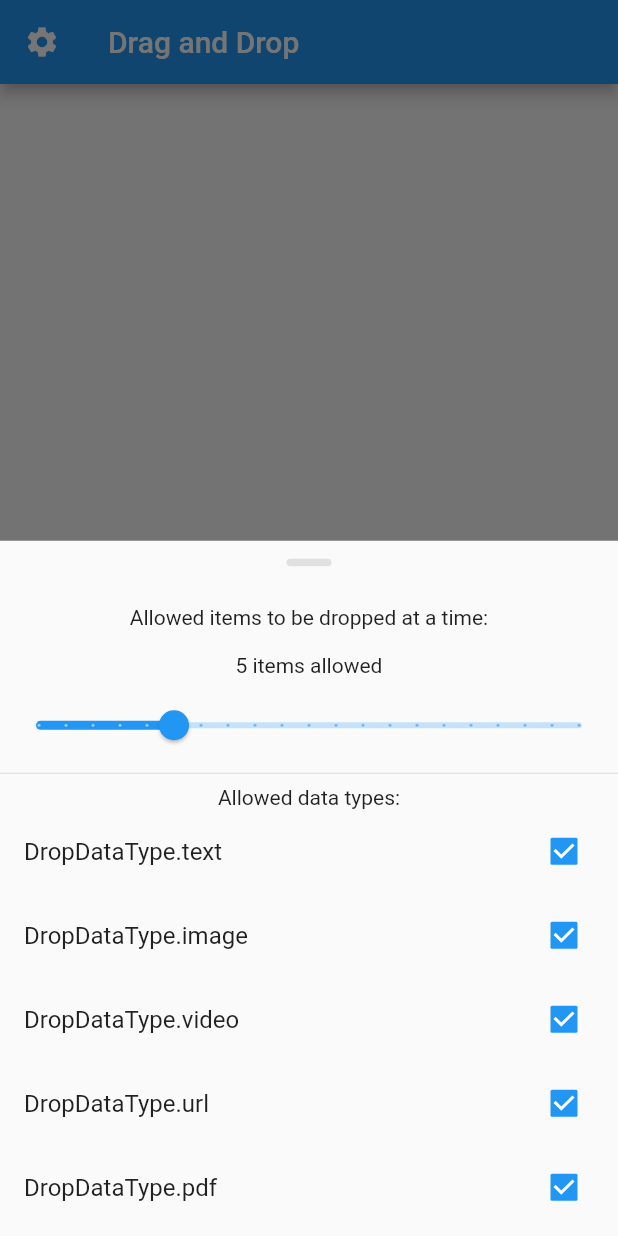
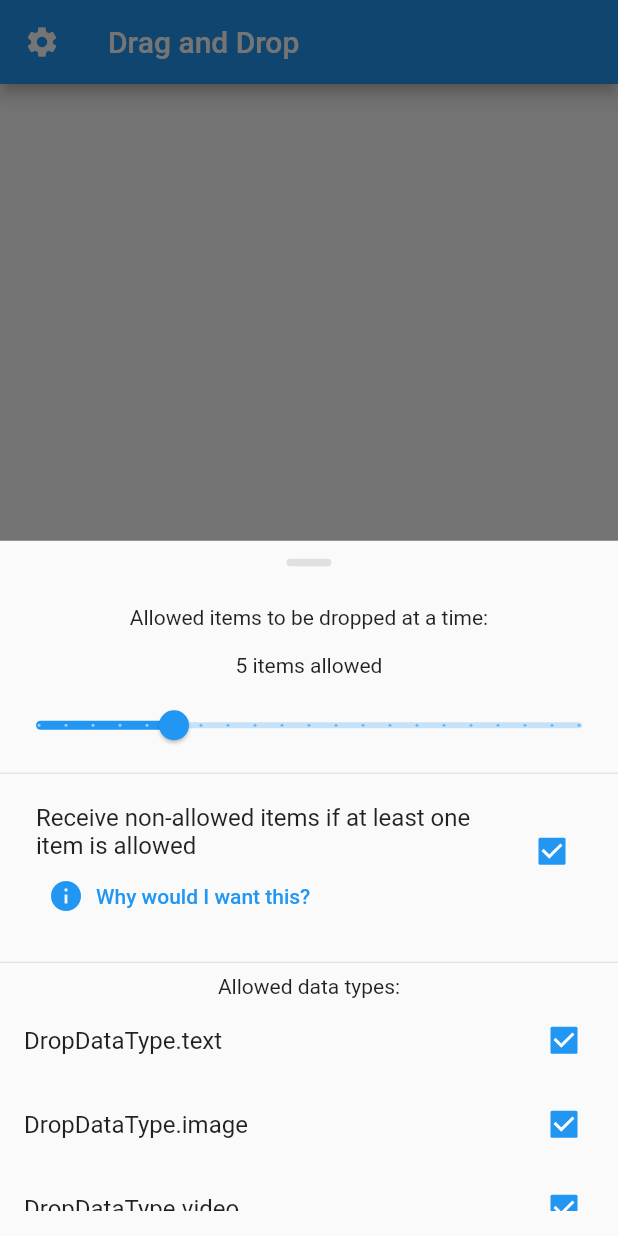
Before and after one commit to alexrabin/FlutterNativeDragAndDrop, a Flutter app: the screen it shows after launch, after a tap on the "settings" icon, on a phone screen of 412 x 824 dp. Run offline on Flutter 3.47's test engine with Material 2 defaults, Android fonts, the phone set to English and light mode, and no system bars.

Commit message:
Updated example and read me

```diff
--- a/example/lib/src/home_view.dart
+++ b/example/lib/src/home_view.dart
@@ -1,3 +1,4 @@
+import 'dart:math';
 import 'package:flutter/material.dart';
 import 'package:native_drag_n_drop/native_drag_n_drop.dart';
 import 'package:native_drag_n_drop_example/src/dropped_image_list_title.dart';
@@ -29,9 +30,8 @@ class _HomeViewState extends State<HomeView> {
     DropDataType.audio: true,
     DropDataType.file: true
   };
-
+  bool _receiveNonAllowedItems = true;
   List<String> allowedFileExtensions = [];
-  var panelActiveStatus = [false, false, false];
   late StateSetter _setState;
   @override
   Widget build(BuildContext context) {
@@ -101,6 +101,48 @@ class _HomeViewState extends State<HomeView> {
                                 },
                               ),
                               const Divider(),
+                              Padding(
+                                padding: const EdgeInsets.all(8.0),
+                                child: CheckboxListTile(
+                                    title: const Text(
+                                        "Receive non-allowed items if at least one item is allowed"),
+                                    value: _receiveNonAllowedItems,
+                                    subtitle: Row(
+                                      children: [
+                                        TextButton.icon(
+                                            onPressed: () {
+                                              showDialog(
+                                                  context: context,
+                                                  builder: (context) {
+                                                    return AlertDialog(
+                                                      content: const Text(
+                                                          "It is recommended to keep this enabled, and instead give feedback to the user when they have dropped an item that is not allowed."),
+                                                      actions: [
+                                                        TextButton(
+                                                            onPressed: () {
+                                                              Navigator.of(
+                                                                      context)
+                                                                  .pop();
+                                                            },
+                                                            child: const Text(
+                                                                "Awesome!"))
+                                                      ],
+                                                    );
+                                                  });
+                                            },
+                                            icon: const Icon(Icons.info),
+                                            label: const Text(
+                                                "Why would I want this?")),
+                                        const Spacer()
+                                      ],
+                                    ),
+                                    onChanged: (bool? value) {
+                                      _setState(() {
+                                        _receiveNonAllowedItems = value!;
+                                      });
+                                    }),
+                              ),
+                              const Divider(),
                               const Center(child: Text('Allowed data types:')),
                               ...dataTypes.keys.map((key) {
                                 return CheckboxListTile(
@@ -113,18 +155,25 @@ class _HomeViewState extends State<HomeView> {
                                     });
                               }).toList(),
                               const Divider(),
-                              const Padding(
-                                padding: EdgeInsets.all(8.0),
+                              Padding(
+                                padding: const EdgeInsets.all(8.0),
                                 child: Center(
-                                    child: Text('Allowed file extensions:')),
-                              ),
+                                    child: Row(
+                                  children: [
+                                    const Text('Allowed file extensions:'),
+                                    const Spacer(),
                                     ElevatedButton(
                                         onPressed: () {
                                           _displayTextInputDialog(context);
                                         },
                                         child: const Text("Add extension")),
+                                  ],
+                                )),
+                              ),
                               ...allowedFileExtensions.mapIndexed((ext, index) {
-                                return ListTile(
+                                return Column(
+                                  children: [
+                                    ListTile(
                                       title: Text(
                                         ext,
                                       ),
@@ -132,10 +181,14 @@ class _HomeViewState extends State<HomeView> {
                                         icon: const Icon(Icons.close),
                                         onPressed: () {
                                           _setState(() {
-                                        allowedFileExtensions.removeAt(index);
+                                            allowedFileExtensions
+                                                .removeAt(index);
                                           });
                                         },
                                       ),
+                                    ),
+                                    const Divider()
+                                  ],
                                 );
                               }).toList(),
                             ],
@@ -151,7 +204,8 @@ class _HomeViewState extends State<HomeView> {
                   allowedDropDataTypes: dataTypes.keys
                       .where((element) => dataTypes[element] == true)
                       .toList(),
-                  allowedDropFileExtensions: allowedFileExtensions);
+                  allowedDropFileExtensions: allowedFileExtensions,
+                  receiveNonAllowedItems: _receiveNonAllowedItems);
             }
           },
         ),
@@ -167,6 +221,7 @@ class _HomeViewState extends State<HomeView> {
                     .where((element) => dataTypes[element] == true)
                     .toList(),
                 allowedFileExtensions: allowedFileExtensions,
+                receiveNonAllowedItems: _receiveNonAllowedItems,
                 created: (DropViewController controller) {
                   _dropViewController = controller;
                 },
@@ -232,12 +287,14 @@ class ListNativeDropView extends StatefulWidget {
   final List<DropDataType>? allowedDataTypes;
   final List<String>? allowedFileExtensions;
   final DropViewCreatedCallback created;
+  final bool receiveNonAllowedItems;
   const ListNativeDropView(
       {Key? key,
       required this.allowedItemsAtOnce,
       this.allowedDataTypes,
       this.allowedFileExtensions,
-      required this.created})
+      required this.created,
+      this.receiveNonAllowedItems = false})
       : super(key: key);
 
   @override
@@ -274,13 +331,39 @@ class _ListNativeDropViewState extends State<ListNativeDropView> {
                   allowedTotal: widget.allowedItemsAtOnce,
                   allowedDropDataTypes: widget.allowedDataTypes,
                   allowedDropFileExtensions: widget.allowedFileExtensions,
-                  receiveNonAllowedItems: false,
+                  receiveNonAllowedItems: widget.receiveNonAllowedItems,
                   created: widget.created,
                   child: receivedData.isNotEmpty
                       ? ListView.builder(
                           shrinkWrap: true,
                           itemCount: receivedData.length,
                           itemBuilder: (context, index) {
+                            return Dismissible(
+                                direction: DismissDirection.endToStart,
+                                onDismissed: (d) {
+                                  receivedData.removeAt(index);
+                                  setState(() {});
+                                },
+                                background: Container(
+                                  color: Colors.red,
+                                  child: Row(
+                                    mainAxisAlignment: MainAxisAlignment.center,
+                                    children: const [
+                                      Spacer(),
+                                      Icon(
+                                        Icons.delete,
+                                        color: Colors.white,
+                                        size: 30,
+                                      ),
+                                      SizedBox(
+                                        width: 10,
+                                      )
+                                    ],
+                                  ),
+                                ),
+                                key: Key(Random().nextInt(10000).toString()),
+                                child: Builder(
+                                  builder: (context) {
                                     var data = receivedData[index];
                                     if (data.type == DropDataType.text) {
                                       return ListTile(
@@ -298,6 +381,8 @@ class _ListNativeDropViewState extends State<ListNativeDropView> {
                                       title: Text(data.dropFile!.path),
                                       subtitle: Text(data.type.toString()),
                                     );
+                                  },
+                                ));
                           })
                       : const Center(
                           child: Text("Drop data here"),
```
Also changed, not shown: 1 other file. Lines whose indentation alone changed are shown as unchanged.
